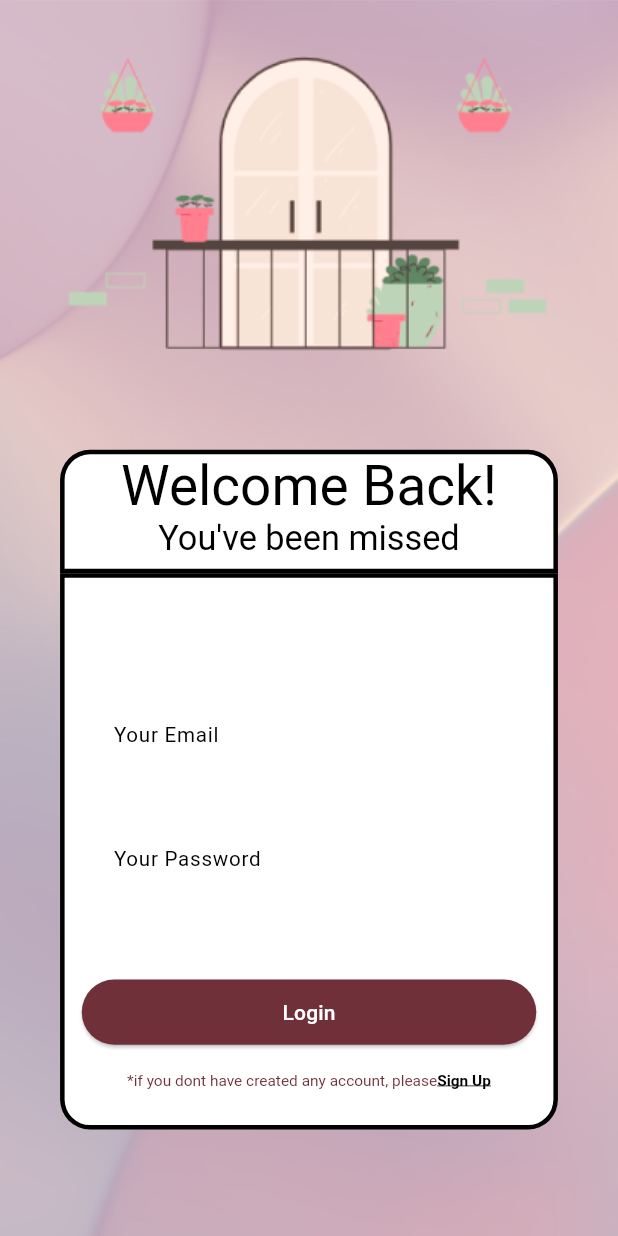
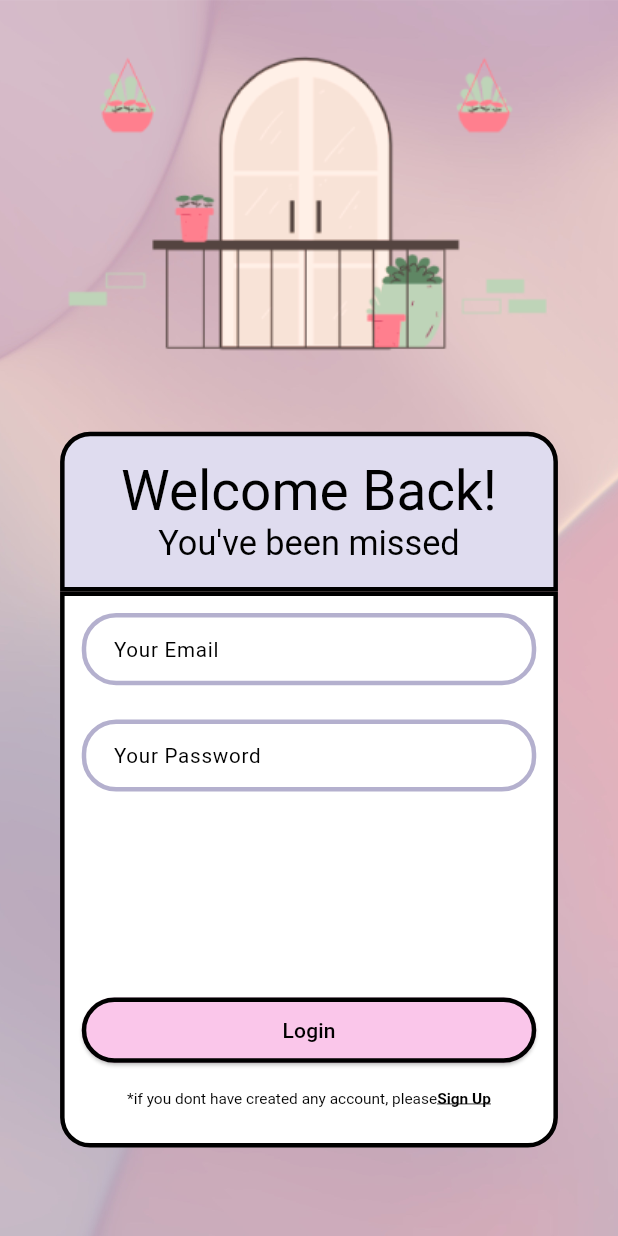
Before and after one commit to nisahabiba/mawadda_app, a Flutter app: the screen it shows after launch, after a tap on "Login", on a phone screen of 412 x 824 dp. Run offline on Flutter 3.47's test engine with Material 2 defaults, Android fonts, the phone set to English and light mode, and no system bars; our stand-ins replace auto_route, equatable, flutter_bloc, flutter_screenutil, flutter_svg, get_it and 3 more.

Commit message:
edited UI - auth_form

```diff
--- a/lib/auth/components/auth_form_component.dart
+++ b/lib/auth/components/auth_form_component.dart
@@ -39,19 +39,19 @@ class AuthFormComponent extends StatelessWidget {
             ),
             focusedErrorBorder: OutlineInputBorder(
               borderRadius: BorderRadius.all(Radius.circular(20.r)),
-              borderSide: const BorderSide(color: Colors.white, width: 1.0),
+              borderSide: const BorderSide(color: Colors.red, width: 1.0),
             ),
             contentPadding: EdgeInsets.all(15.r),
             enabledBorder: OutlineInputBorder(
               borderRadius: BorderRadius.all(Radius.circular(20.r)),
               borderSide: const BorderSide(
-                color: Colors.white,
-                width: 1.0,
+                color: Color(0xffB4B0CE),
+                width: 3.0,
               ),
             ),
             focusedBorder: OutlineInputBorder(
               borderRadius: BorderRadius.all(Radius.circular(20.r)),
-              borderSide: const BorderSide(color: Colors.white),
+              borderSide: const BorderSide(color: Colors.black, width: 3.0),
             ),
             errorStyle: TextStyle(
               color: Colors.red,
--- a/lib/auth/pages/auth_page.dart
+++ b/lib/auth/pages/auth_page.dart
@@ -7,7 +7,7 @@ import 'package:mawadda_app/auth/pages/register_page.dart';
 import 'package:mawadda_app/core/navigation/bloc/navigation_bloc.dart';
 
 import 'package:flutter_screenutil/flutter_screenutil.dart';
-import 'package:flutter_svg/svg.dart';
+//import 'package:flutter_svg/svg.dart';
 
 import '../../core/di/injector.dart';
 
@@ -47,16 +47,22 @@ class AuthPage extends StatelessWidget {
                         child: Column(
                           mainAxisAlignment: MainAxisAlignment.center,
                           children: [
-                            Text(
+                            Material(
+                                color: Colors.transparent,
+                                child: Text(
                                   'Mawadda',
                                   style: GoogleFonts.dawningOfANewDay(
-                                  color: Colors.black, fontSize: 80),
-                            ),
-                            Text(
+                                      color: Colors.black,
+                                      fontSize: 80,
+                                      fontWeight: FontWeight.bold),
+                                )),
+                            Material(
+                                color: Colors.transparent,
+                                child: Text(
                                   'Pre-Marriage Guides\nfor Muslimah',
                                   style: GoogleFonts.averiaGruesaLibre(
                                       color: Colors.black, fontSize: 15),
-                            )
+                                ))
                           ],
                         )),
                     Container(
@@ -120,11 +126,13 @@ class AuthPage extends StatelessWidget {
                           ]),
                     ),
                     SizedBox(height: 10.h),
-                    Text(
+                    Material(
+                        color: Colors.transparent,
+                        child: Text(
                           '*sign up if you have not created any account',
                           style: GoogleFonts.averiaGruesaLibre(
                               color: Colors.black, fontSize: 9),
-                    ),
+                        )),
                   ]),
             )));
   }
--- a/lib/auth/pages/login_page.dart
+++ b/lib/auth/pages/login_page.dart
@@ -46,15 +46,18 @@ class LoginPage extends StatelessWidget {
                 mainAxisAlignment: MainAxisAlignment.center,
                 children: [
                   Container(
-                    height: 0.1.sh,
+                    height: 93.h,
                     width: 290.w,
+                    padding: EdgeInsets.all(5),
                     decoration: BoxDecoration(
                         border: Border.all(width: 3, color: Colors.black),
-                        color: Colors.white,
+                        color: Color(0xffDFDCEF),
                         borderRadius: const BorderRadius.only(
                             topRight: Radius.circular(20),
                             topLeft: Radius.circular(20))),
-                    child: Column(children: [
+                    child: Column(
+                        mainAxisAlignment: MainAxisAlignment.center,
+                        children: [
                           Text(
                             'Welcome Back!',
                             style: TextStyle(
@@ -85,10 +88,7 @@ class LoginPage extends StatelessWidget {
                     child: Column(
                       children: [
                         SizedBox(
-                          height: 40.h,
-                        ),
-                        SizedBox(
-                          height: 30.h,
+                          height: 10.h,
                         ),
                         AuthFormComponent(
                           formKey: 'email',
@@ -97,7 +97,7 @@ class LoginPage extends StatelessWidget {
                           textInputType: TextInputType.emailAddress,
                         ),
                         SizedBox(
-                          height: 30.h,
+                          height: 20.h,
                         ),
                         AuthFormComponent(
                           formKey: 'password',
@@ -106,25 +106,27 @@ class LoginPage extends StatelessWidget {
                           textInputType: TextInputType.number,
                         ),
                         SizedBox(
-                          height: 50.h,
+                          height: 120.h,
                         ),
                         SizedBox(
                           height: 38.h,
                           width: 0.8.sw,
                           child: ElevatedButton(
                             style: ElevatedButton.styleFrom(
-                                backgroundColor: const Color(0xff70303A)),
+                                backgroundColor: Color(0xffFAC6EA),
+                                side: BorderSide(
+                                    width: 3.0, color: Colors.black)),
                             onPressed: () {
-                              Navigator.push(
+                              Navigator.pushReplacement(
                                 context,
                                 MaterialPageRoute(
-                                      builder: (context) => const HomePage()));
+                                  builder: (context) => const HomePage(),
+                                ),
+                              );
                             },
                             child: const Text(
                               'Login',
-                              style: TextStyle(
-                                color: Colors.white,
-                              ),
+                              style: TextStyle(color: Colors.black),
                             ),
                           ),
                         ),
@@ -137,7 +139,7 @@ class LoginPage extends StatelessWidget {
                             Text(
                               '*if you dont have created any account, please',
                               style: TextStyle(
-                                color: const Color(0xff70303A),
+                                color: Colors.black,
                                 fontSize: 9.sp,
                               ),
                             ),
```
Lines whose indentation alone changed are shown as unchanged.
